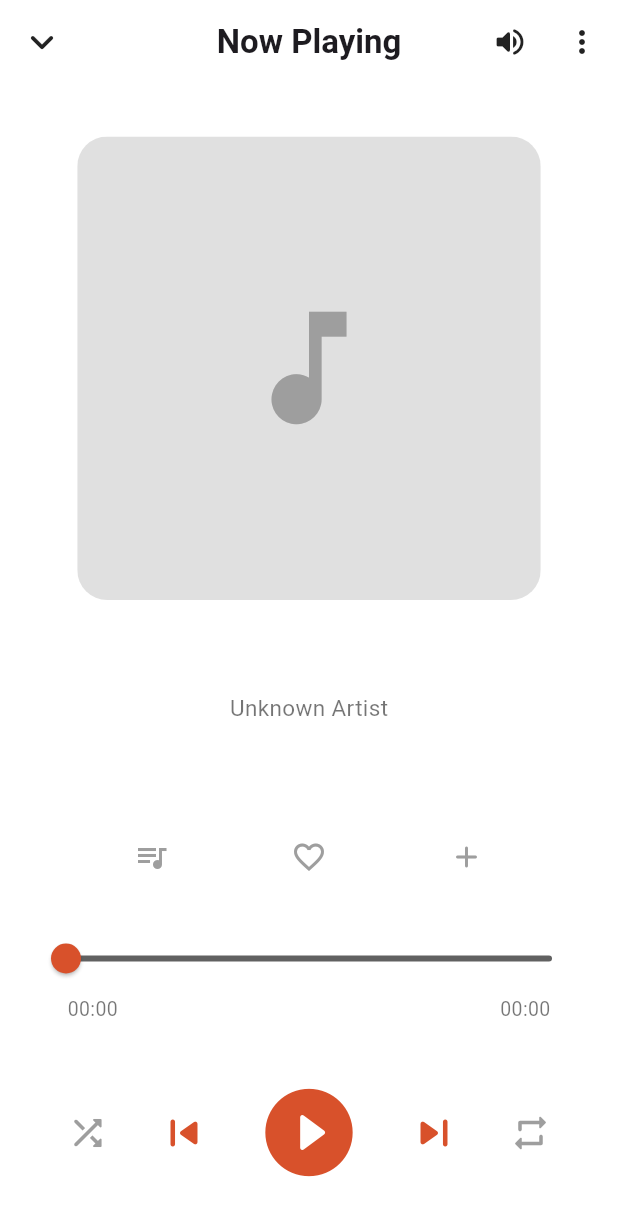
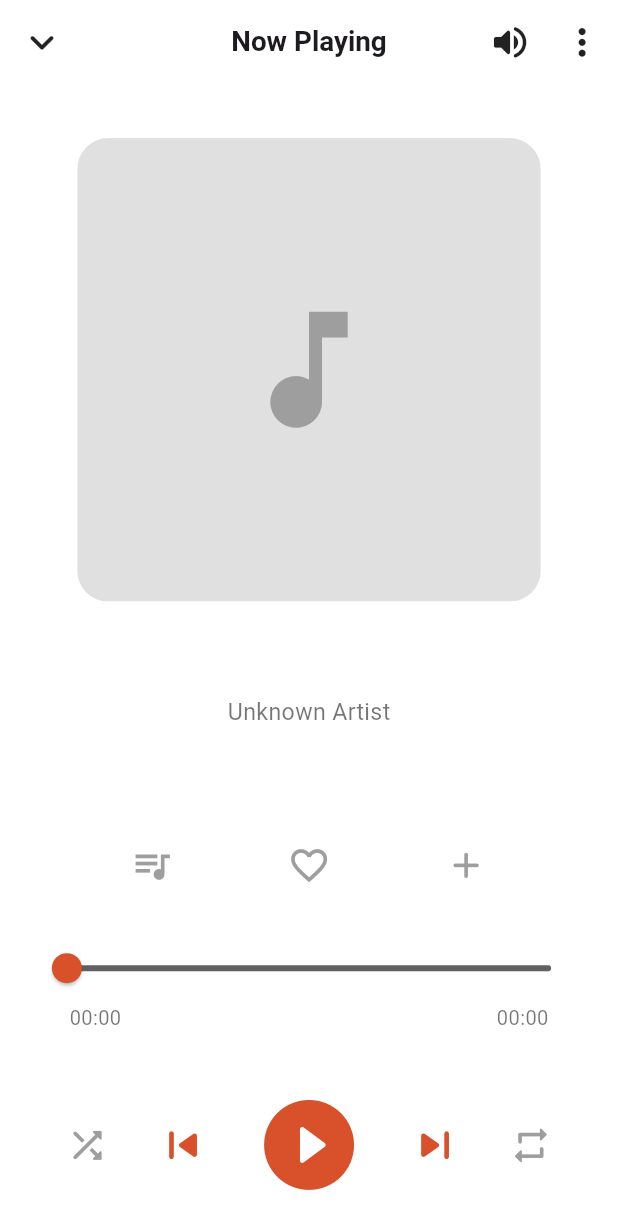
Before and after one commit to AbuBakarGhumman/Sound-Bits, a Flutter app: the FullPlayerPage screen opened directly with empty values, on a phone screen of 412 x 824 dp. Shown: the top 1229 px of the screen. Run offline on Flutter 3.47's test engine with Material 3 defaults, Android fonts, the phone set to English and light mode, and no system bars; our stand-ins replace just_audio, marquee, on_audio_query, permission_handler, shared_preferences; missing offline and left inert: volume_controller; accounts and stored records are empty.

Commit message:
Made the Full Player Page Responsive

```diff
--- a/lib/UI/Pages/full_player_page.dart
+++ b/lib/UI/Pages/full_player_page.dart
@@ -125,58 +125,70 @@ class _FullPlayerPageState extends State<FullPlayerPage> {
     final isDark = Theme.of(context).brightness == Brightness.dark;
     final color = const Color(0xFFD8512B);
 
+    final screenWidth = MediaQuery.of(context).size.width;
+    final screenHeight = MediaQuery.of(context).size.height;
+
+    // Responsive scaling factors
+    double w(double value) => value * screenWidth / 400; // base width 400
+    double h(double value) => value * screenHeight / 800; // base height 800
+    double fs(double value) => value * screenWidth / 400;
+
     return Scaffold(
       backgroundColor: isDark ? const Color(0xFF1C1C1E) : Colors.white,
       appBar: AppBar(
         backgroundColor: Colors.transparent,
         elevation: 0,
         leading: IconButton(
-          icon: const Icon(Icons.keyboard_arrow_down_rounded, size: 32),
+          icon: Icon(Icons.keyboard_arrow_down_rounded, size: w(32)),
           color: isDark ? Colors.white70 : Colors.black87,
           onPressed: () => Navigator.pop(context),
         ),
         centerTitle: true,
-        title: const Text("Now Playing", style: TextStyle(fontWeight: FontWeight.w600)),
+        title: Text("Now Playing",
+            style: TextStyle(fontWeight: FontWeight.w600, fontSize: fs(18))),
         actions: [
           IconButton(
-            icon: const Icon(Icons.volume_up_rounded),
+            icon: Icon(Icons.volume_up_rounded, size: w(28)),
             color: isDark ? Colors.white70 : Colors.black87,
             onPressed: () => VolumeControllerService.openSystemVolumePanel(),
           ),
           IconButton(
-            icon: const Icon(Icons.more_vert_rounded),
+            icon: Icon(Icons.more_vert_rounded, size: w(28)),
             color: isDark ? Colors.white70 : Colors.black87,
             onPressed: () {},
           ),
         ],
       ),
       body: Padding(
-        padding: const EdgeInsets.symmetric(horizontal: 20, vertical: 15),
+        padding: EdgeInsets.symmetric(horizontal: w(20), vertical: h(15)),
         child: Column(
           children: [
-            const SizedBox(height: 20),
+            SizedBox(height: h(20)),
             ClipRRect(
-              borderRadius: BorderRadius.circular(20),
+              borderRadius: BorderRadius.circular(w(20)),
               child: Container(
-                height: MediaQuery.of(context).size.width * 0.75,
-                width: MediaQuery.of(context).size.width * 0.75,
+                height: screenWidth * 0.75,
+                width: screenWidth * 0.75,
                 color: Colors.black12,
-                child: const Icon(Icons.music_note, size: 100, color: Colors.grey),
+                child: Icon(Icons.music_note, size: w(100), color: Colors.grey),
               ),
             ),
-            const SizedBox(height: 25),
+            SizedBox(height: h(25)),
             Padding(
-              padding: const EdgeInsets.symmetric(horizontal: 20.0),
+              padding: EdgeInsets.symmetric(horizontal: w(20)),
               child: SizedBox(
-                height: 30,
+                height: h(30),
                 child: currentSong != null && currentSong!.title.length > 25
                     ? Marquee(
                   text: currentSong!.title,
-                  style: TextStyle(fontSize: 22, fontWeight: FontWeight.bold, color: isDark ? Colors.white : Colors.black),
-                  blankSpace: 40.0,
+                  style: TextStyle(
+                      fontSize: fs(22),
+                      fontWeight: FontWeight.bold,
+                      color: isDark ? Colors.white : Colors.black),
+                  blankSpace: w(40),
                   velocity: 35.0,
                   pauseAfterRound: const Duration(seconds: 1),
-                  startPadding: 10.0,
+                  startPadding: w(10),
                   accelerationDuration: const Duration(seconds: 1),
                   decelerationDuration: const Duration(milliseconds: 500),
                 )
@@ -185,57 +197,101 @@ class _FullPlayerPageState extends State<FullPlayerPage> {
                   textAlign: TextAlign.center,
                   maxLines: 1,
                   overflow: TextOverflow.ellipsis,
-                  style: TextStyle(fontSize: 22, fontWeight: FontWeight.bold, color: isDark ? Colors.white : Colors.black),
+                  style: TextStyle(
+                      fontSize: fs(22),
+                      fontWeight: FontWeight.bold,
+                      color: isDark ? Colors.white : Colors.black),
                 ),
               ),
             ),
-            const SizedBox(height: 6),
+            SizedBox(height: h(6)),
             Text(
-              currentSong == null || currentSong!.artist.isEmpty || currentSong!.artist == "<unknown>" ? "Unknown Artist" : currentSong!.artist,
-              style: TextStyle(fontSize: 15, color: isDark ? Colors.white70 : Colors.black54),
+              currentSong == null ||
+                  currentSong!.artist.isEmpty ||
+                  currentSong!.artist == "<unknown>"
+                  ? "Unknown Artist"
+                  : currentSong!.artist,
+              style:
+              TextStyle(fontSize: fs(15), color: isDark ? Colors.white70 : Colors.black54),
             ),
-            const SizedBox(height: 65),
+            SizedBox(height: h(65)),
             Row(
               mainAxisAlignment: MainAxisAlignment.spaceEvenly,
               children: [
-                IconButton(icon: const Icon(Icons.queue_music), color: Colors.grey, onPressed: () {}),
-                IconButton(icon: Icon(isFavorite ? Icons.favorite : Icons.favorite_border), color: isFavorite ? const Color(0xFF8C0D0D) : Colors.grey, onPressed: toggleFavorite),
-                IconButton(icon: const Icon(Icons.add_rounded), color: Colors.grey, onPressed: () {}),
+                IconButton(
+                    icon: Icon(Icons.queue_music, size: w(28)),
+                    color: Colors.grey,
+                    onPressed: () {}),
+                IconButton(
+                    icon: Icon(isFavorite ? Icons.favorite : Icons.favorite_border,
+                        size: w(28)),
+                    color: isFavorite ? const Color(0xFF8C0D0D) : Colors.grey,
+                    onPressed: toggleFavorite),
+                IconButton(
+                    icon: Icon(Icons.add_rounded, size: w(28)),
+                    color: Colors.grey,
+                    onPressed: () {}),
               ],
             ),
-            const SizedBox(height: 20),
+            SizedBox(height: h(20)),
             Slider(
-              value: currentPosition.inMilliseconds.toDouble().clamp(0.0, totalDuration.inMilliseconds.toDouble().clamp(0.0, 999999999.0)),
-              max: totalDuration.inMilliseconds.toDouble() == 0 ? 1 : totalDuration.inMilliseconds.toDouble(),
+              value: currentPosition.inMilliseconds
+                  .toDouble()
+                  .clamp(0.0, totalDuration.inMilliseconds.toDouble().clamp(0.0, 999999999.0)),
+              max: totalDuration.inMilliseconds.toDouble() == 0
+                  ? 1
+                  : totalDuration.inMilliseconds.toDouble(),
               activeColor: color,
               inactiveColor: Colors.grey.shade700,
-              onChanged: (value) => setState(() => currentPosition = Duration(milliseconds: value.toInt())),
-              onChangeEnd: (value) => _audioService.seek(Duration(milliseconds: value.toInt())),
+              onChanged: (value) => setState(
+                      () => currentPosition = Duration(milliseconds: value.toInt())),
+              onChangeEnd: (value) =>
+                  _audioService.seek(Duration(milliseconds: value.toInt())),
             ),
             Padding(
-              padding: const EdgeInsets.symmetric(horizontal: 25.0),
+              padding: EdgeInsets.symmetric(horizontal: w(25)),
               child: Row(
                 mainAxisAlignment: MainAxisAlignment.spaceBetween,
                 children: [
-                  Text(formatTime(currentPosition), style: TextStyle(color: isDark ? Colors.white70 : Colors.black54, fontSize: 13)),
-                  Text(formatTime(totalDuration), style: TextStyle(color: isDark ? Colors.white70 : Colors.black54, fontSize: 13)),
+                  Text(formatTime(currentPosition),
+                      style: TextStyle(color: isDark ? Colors.white70 : Colors.black54, fontSize: fs(13))),
+                  Text(formatTime(totalDuration),
+                      style: TextStyle(color: isDark ? Colors.white70 : Colors.black54, fontSize: fs(13))),
                 ],
               ),
             ),
-            const SizedBox(height: 30),
+            SizedBox(height: h(30)),
             Row(
               mainAxisAlignment: MainAxisAlignment.spaceEvenly,
               children: [
-                IconButton(icon: Icon(Icons.shuffle_rounded, color: isShuffle ? color : Colors.grey), iconSize: 28, onPressed: toggleShuffle),
-                IconButton(icon: const Icon(Icons.skip_previous_rounded), iconSize: 36, color: color, onPressed: handlePrevious),
-                IconButton(icon: Icon(isPlayingLocal ? Icons.pause_circle_filled_rounded : Icons.play_circle_fill_rounded), iconSize: 70, color: color, onPressed: handlePlayPause),
-                IconButton(icon: const Icon(Icons.skip_next_rounded), iconSize: 36, color: color, onPressed: handleNext),
+                IconButton(
+                    icon: Icon(Icons.shuffle_rounded, color: isShuffle ? color : Colors.grey),
+                    iconSize: w(28),
+                    onPressed: toggleShuffle),
+                IconButton(
+                    icon: Icon(Icons.skip_previous_rounded),
+                    iconSize: w(36),
+                    color: color,
+                    onPressed: handlePrevious),
+                IconButton(
+                    icon: Icon(
+                        isPlayingLocal
+                            ? Icons.pause_circle_filled_rounded
+                            : Icons.play_circle_fill_rounded),
+                    iconSize: w(70),
+                    color: color,
+                    onPressed: handlePlayPause),
+                IconButton(
+                    icon: Icon(Icons.skip_next_rounded),
+                    iconSize: w(36),
+                    color: color,
+                    onPressed: handleNext),
                 IconButton(
                   icon: Icon(
                     repeatMode == 2 ? Icons.repeat_one_rounded : Icons.repeat_rounded,
                     color: repeatMode == 0 ? Colors.grey : color,
                   ),
-                  iconSize: 28,
+                  iconSize: w(28),
                   onPressed: toggleRepeat,
                 ),
               ],
```
